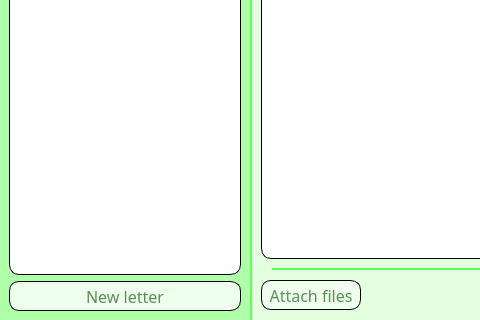
First picture: the form in mainwindow.ui, repository TheCheezyPie/SMTP-UI, before the edit; both pictures show x 0 to 480 and y 280 to 600 of the 786 by 600 pixel window.
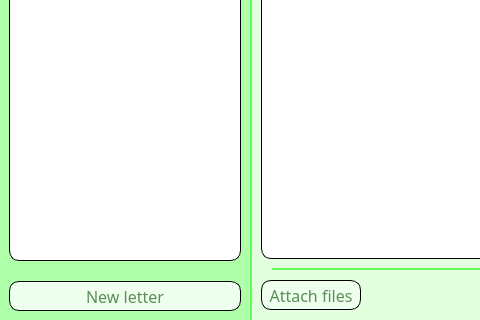
Second picture: the form after the edit.

```diff
--- a/mainwindow.ui
+++ b/mainwindow.ui
@@ -558,6 +558,9 @@
                 <property name="bottomMargin">
                  <number>9</number>
                 </property>
+                <property name="verticalSpacing">
+                 <number>20</number>
+                </property>
                 <item row="0" column="0">
                  <widget class="QWidget" name="MailHistoryWidget" native="true">
                   <property name="styleSheet">
@@ -594,10 +597,35 @@
                         <x>0</x>
                         <y>0</y>
                         <width>228</width>
-                        <height>409</height>
+                        <height>395</height>
                        </rect>
                       </property>
-                      <layout class="QGridLayout" name="gridLayout_4"/>
+                      <property name="maximumSize">
+                       <size>
+                        <width>16777215</width>
+                        <height>16777213</height>
+                       </size>
+                      </property>
+                      <layout class="QGridLayout" name="gridLayout_4">
+                       <property name="leftMargin">
+                        <number>9</number>
+                       </property>
+                       <property name="topMargin">
+                        <number>9</number>
+                       </property>
+                       <property name="rightMargin">
+                        <number>9</number>
+                       </property>
+                       <property name="bottomMargin">
+                        <number>9</number>
+                       </property>
+                       <property name="horizontalSpacing">
+                        <number>9</number>
+                       </property>
+                       <property name="verticalSpacing">
+                        <number>5</number>
+                       </property>
+                      </layout>
                      </widget>
                     </widget>
                    </item>
```
Left out of the diff: 8 changed lines with no effect on the pictures.
